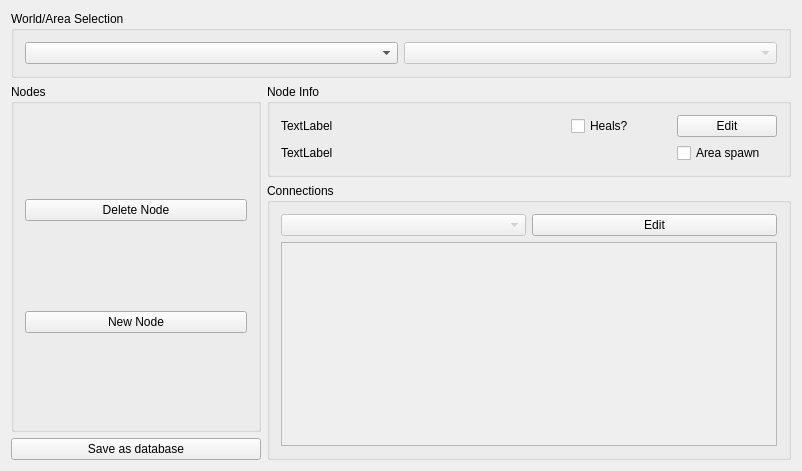
Qt form randovania/gui/ui_files/data_editor.ui (randovania/randovania) before a commit.
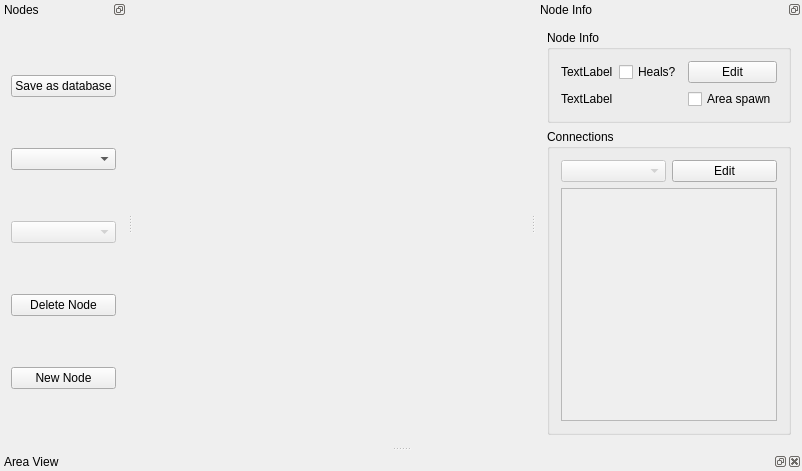
The same form after that commit. Custom widgets are drawn as their Qt base class.

Commit message: Add DataEditorCanvas to render a visual representation of areas

Diff of the .ui file:
```diff
--- a/randovania/gui/ui_files/data_editor.ui
+++ b/randovania/gui/ui_files/data_editor.ui
@@ -20,19 +20,37 @@
      <height>16777215</height>
     </size>
    </property>
-   <layout class="QGridLayout" name="gridLayout_2">
-    <item row="1" column="0" rowspan="2">
-     <widget class="QGroupBox" name="points_of_interest_group">
-      <property name="maximumSize">
-       <size>
-        <width>250</width>
-        <height>16777215</height>
-       </size>
-      </property>
-      <property name="title">
+   <layout class="QGridLayout" name="gridLayout_2"/>
+  </widget>
+  <widget class="QDockWidget" name="points_of_interest_dock">
+   <property name="features">
+    <set>QDockWidget::DockWidgetFloatable|QDockWidget::DockWidgetMovable</set>
+   </property>
+   <property name="windowTitle">
        <string>Nodes</string>
       </property>
-      <layout class="QVBoxLayout" name="verticalLayout">
+   <attribute name="dockWidgetArea">
+    <number>1</number>
+   </attribute>
+   <widget class="QWidget" name="points_of_interest_content">
+    <layout class="QVBoxLayout" name="points_of_interest_layout">
+     <item>
+      <widget class="QPushButton" name="save_database_button">
+       <property name="text">
+        <string>Save as database</string>
+       </property>
+      </widget>
+     </item>
+     <item>
+      <widget class="QComboBox" name="world_selector_box"/>
+     </item>
+     <item>
+      <widget class="QComboBox" name="area_selector_box">
+       <property name="enabled">
+        <bool>false</bool>
+       </property>
+      </widget>
+     </item>
        <item>
         <widget class="QPushButton" name="delete_node_button">
          <property name="text">
@@ -49,15 +67,85 @@
        </item>
       </layout>
      </widget>
-    </item>
-    <item row="3" column="0">
-     <widget class="QPushButton" name="save_database_button">
+  </widget>
+  <widget class="QDockWidget" name="node_info_dock">
+   <property name="features">
+    <set>QDockWidget::DockWidgetFloatable|QDockWidget::DockWidgetMovable</set>
+   </property>
+   <property name="windowTitle">
+    <string>Node Info</string>
+   </property>
+   <attribute name="dockWidgetArea">
+    <number>2</number>
+   </attribute>
+   <widget class="QWidget" name="node_info_content">
+    <layout class="QVBoxLayout" name="verticalLayout">
+     <item>
+      <widget class="QGroupBox" name="node_info_group">
+       <property name="sizePolicy">
+        <sizepolicy hsizetype="Preferred" vsizetype="Fixed">
+         <horstretch>0</horstretch>
+         <verstretch>0</verstretch>
+        </sizepolicy>
+       </property>
+       <property name="title">
+        <string>Node Info</string>
+       </property>
+       <layout class="QGridLayout" name="gridLayout_4">
+        <item row="0" column="0">
+         <widget class="QLabel" name="node_name_label">
+          <property name="text">
+           <string>TextLabel</string>
+          </property>
+         </widget>
+        </item>
+        <item row="0" column="1">
+         <widget class="QCheckBox" name="node_heals_check">
+          <property name="maximumSize">
+           <size>
+            <width>100</width>
+            <height>16777215</height>
+           </size>
+          </property>
       <property name="text">
-       <string>Save as database</string>
+           <string>Heals?</string>
       </property>
      </widget>
     </item>
-    <item row="2" column="1" rowspan="2">
+        <item row="0" column="2">
+         <widget class="QPushButton" name="node_edit_button">
+          <property name="maximumSize">
+           <size>
+            <width>100</width>
+            <height>16777215</height>
+           </size>
+          </property>
+          <property name="text">
+           <string>Edit</string>
+          </property>
+         </widget>
+        </item>
+        <item row="1" column="0" colspan="2">
+         <widget class="QLabel" name="node_details_label">
+          <property name="text">
+           <string>TextLabel</string>
+          </property>
+          <property name="wordWrap">
+           <bool>true</bool>
+          </property>
+         </widget>
+        </item>
+        <item row="1" column="2">
+         <widget class="QCheckBox" name="area_spawn_check">
+          <property name="text">
+           <string>Area spawn</string>
+          </property>
+         </widget>
+        </item>
+       </layout>
+      </widget>
+     </item>
+     <item>
      <widget class="QGroupBox" name="connections_group">
       <property name="title">
        <string>Connections</string>
@@ -93,8 +181,8 @@
            <rect>
             <x>0</x>
             <y>0</y>
-            <width>487</width>
-            <height>140</height>
+             <width>190</width>
+             <height>219</height>
            </rect>
           </property>
          </widget>
@@ -103,97 +191,31 @@
       </layout>
      </widget>
     </item>
-    <item row="0" column="0" colspan="2">
-     <widget class="QGroupBox" name="world_selection_group">
-      <property name="sizePolicy">
-       <sizepolicy hsizetype="Preferred" vsizetype="Fixed">
-        <horstretch>0</horstretch>
-        <verstretch>0</verstretch>
-       </sizepolicy>
-      </property>
-      <property name="title">
-       <string>World/Area Selection</string>
-      </property>
-      <layout class="QHBoxLayout" name="horizontalLayout">
-       <item>
-        <widget class="QComboBox" name="world_selector_box"/>
-       </item>
-       <item>
-        <widget class="QComboBox" name="area_selector_box">
-         <property name="enabled">
-          <bool>false</bool>
-         </property>
-        </widget>
-       </item>
-      </layout>
-     </widget>
-    </item>
-    <item row="1" column="1">
-     <widget class="QGroupBox" name="node_info_group">
-      <property name="sizePolicy">
-       <sizepolicy hsizetype="Preferred" vsizetype="Fixed">
-        <horstretch>0</horstretch>
-        <verstretch>0</verstretch>
-       </sizepolicy>
-      </property>
-      <property name="title">
-       <string>Node Info</string>
-      </property>
-      <layout class="QGridLayout" name="gridLayout_4">
-       <item row="0" column="0">
-        <widget class="QLabel" name="node_name_label">
-         <property name="text">
-          <string>TextLabel</string>
-         </property>
-        </widget>
-       </item>
-       <item row="0" column="1">
-        <widget class="QCheckBox" name="node_heals_check">
-         <property name="maximumSize">
-          <size>
-           <width>100</width>
-           <height>16777215</height>
-          </size>
-         </property>
-         <property name="text">
-          <string>Heals?</string>
-         </property>
-        </widget>
-       </item>
-       <item row="0" column="2">
-        <widget class="QPushButton" name="node_edit_button">
-         <property name="maximumSize">
-          <size>
-           <width>100</width>
-           <height>16777215</height>
-          </size>
-         </property>
-         <property name="text">
-          <string>Edit</string>
-         </property>
-        </widget>
-       </item>
-       <item row="1" column="0" colspan="2">
-        <widget class="QLabel" name="node_details_label">
-         <property name="text">
-          <string>TextLabel</string>
-         </property>
-        </widget>
-       </item>
-       <item row="1" column="2">
-        <widget class="QCheckBox" name="area_spawn_check">
-         <property name="text">
-          <string>Area spawn</string>
-         </property>
-        </widget>
-       </item>
-      </layout>
-     </widget>
-    </item>
-   </layout>
+    </layout>
+   </widget>
+  </widget>
+  <widget class="QDockWidget" name="area_view_dock">
+   <property name="features">
+    <set>QDockWidget::AllDockWidgetFeatures</set>
+   </property>
+   <property name="windowTitle">
+    <string>Area View</string>
+   </property>
+   <attribute name="dockWidgetArea">
+    <number>8</number>
+   </attribute>
+   <widget class="DataEditorCanvas" name="area_view_canvas"/>
   </widget>
  </widget>
  <layoutdefault spacing="6" margin="11"/>
+ <customwidgets>
+  <customwidget>
+   <class>DataEditorCanvas</class>
+   <extends>QWidget</extends>
+   <header>randovania/gui/lib/data_editor_canvas</header>
+   <container>1</container>
+  </customwidget>
+ </customwidgets>
  <resources/>
  <connections/>
 </ui>
```
Lines whose indentation alone changed are shown as unchanged. The commit also changes 4 other files.
